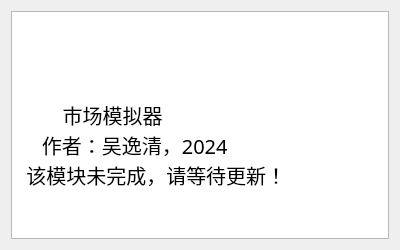
Before: the Qt Designer form help.ui in Sam-ie/Paydirt, drawn with Qt 5.
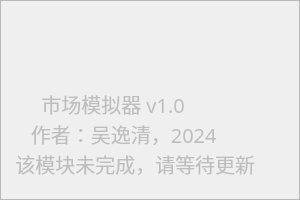
After: the same form once the commit is applied.

```diff
--- a/help.ui
+++ b/help.ui
@@ -6,28 +6,43 @@
    <rect>
     <x>0</x>
     <y>0</y>
-    <width>400</width>
-    <height>250</height>
+    <width>300</width>
+    <height>200</height>
    </rect>
   </property>
   <property name="minimumSize">
    <size>
-    <width>400</width>
-    <height>250</height>
+    <width>300</width>
+    <height>200</height>
    </size>
   </property>
   <property name="maximumSize">
    <size>
-    <width>400</width>
-    <height>250</height>
+    <width>300</width>
+    <height>200</height>
    </size>
   </property>
   <property name="windowTitle">
    <string>Dialog</string>
   </property>
   <layout class="QGridLayout" name="gridLayout">
+   <property name="leftMargin">
+    <number>0</number>
+   </property>
+   <property name="topMargin">
+    <number>0</number>
+   </property>
+   <property name="rightMargin">
+    <number>0</number>
+   </property>
+   <property name="bottomMargin">
+    <number>0</number>
+   </property>
    <item row="0" column="0">
     <widget class="QPlainTextEdit" name="plainTextEdit">
+     <property name="enabled">
+      <bool>false</bool>
+     </property>
      <property name="font">
       <font>
        <family>楷体</family>
@@ -38,9 +53,9 @@
       <string>
 
 
-         市场模拟器
+       市场模拟器 v1.0
      作者：吴逸清，2024
-  该模块未完成，请等待更新！</string>
+  该模块未完成，请等待更新</string>
      </property>
     </widget>
    </item>
```
Left out of the diff: 2 changed lines with no effect on the pictures.
